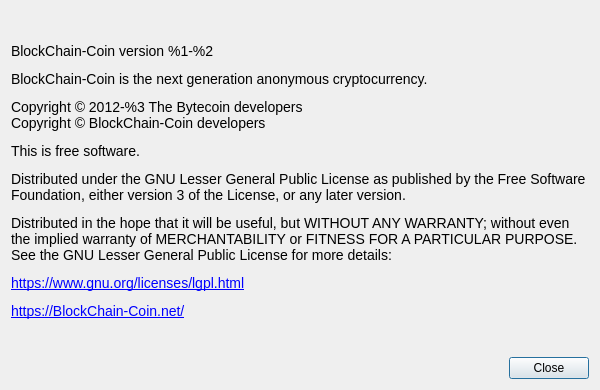
furiousteam/bloc-wallet-2.0-deprecated, file src/Gui/Common/AboutDialog.ui: the form before one commit.
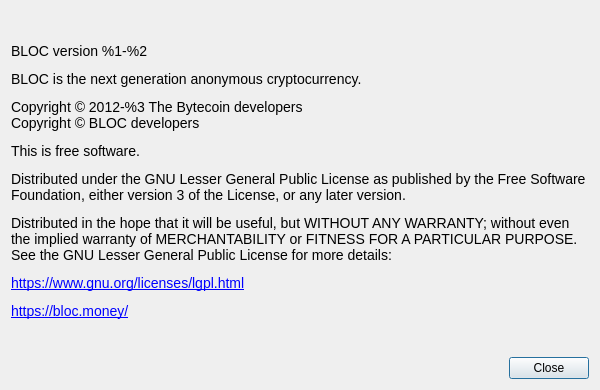
The form after the commit. Custom widgets are drawn as their Qt base class.

Diff of the .ui file:
```diff
--- a/src/Gui/Common/AboutDialog.ui
+++ b/src/Gui/Common/AboutDialog.ui
@@ -41,7 +41,7 @@
       </sizepolicy>
      </property>
      <property name="text">
-      <string>&lt;html&gt;&lt;head/&gt;&lt;body&gt;&lt;p&gt;&lt;span style=&quot; font-family:'Open Sans'; font-size:14px;&quot;&gt;BlockChain-Coin version %1-%2&lt;/span&gt;&lt;/p&gt;&lt;p&gt;&lt;span style=&quot; font-family:'Open Sans'; font-size:14px;&quot;&gt;BlockChain-Coin is the next generation anonymous cryptocurrency.&lt;/span&gt;&lt;/p&gt;&lt;p&gt;&lt;span style=&quot; font-family:'Open Sans'; font-size:14px;&quot;&gt;Copyright © 2012-%3 The Bytecoin developers&lt;br&gt;Copyright © BlockChain-Coin developers&lt;/span&gt;&lt;/p&gt;&lt;p&gt;&lt;span style=&quot; font-family:'Open Sans'; font-size:14px;&quot;&gt;This is free software.&lt;/span&gt;&lt;/p&gt;&lt;p&gt;&lt;span style=&quot; font-family:'Open Sans'; font-size:14px;&quot;&gt;Distributed under the GNU Lesser General Public License as published by the Free Software Foundation, either version 3 of the License, or any later version.&lt;/span&gt;&lt;/p&gt;&lt;p&gt;&lt;span style=&quot; font-family:'Open Sans'; font-size:14px;&quot;&gt;Distributed in the hope that it will be useful, but WITHOUT ANY WARRANTY; without even the implied warranty of MERCHANTABILITY or FITNESS FOR A PARTICULAR PURPOSE. See the GNU Lesser General Public License for more details:&lt;/span&gt;&lt;/p&gt;&lt;p&gt;&lt;a href=&quot;https://www.gnu.org/licenses/lgpl.html&quot;&gt;&lt;span style=&quot; font-family:'Open Sans'; font-size:14px; text-decoration: underline; color:#0000ff;&quot;&gt;https://www.gnu.org/licenses/lgpl.html&lt;/span&gt;&lt;/a&gt;&lt;/p&gt;&lt;p&gt;&lt;a href=&quot;https://BlockChain-Coin.net/&quot;&gt;&lt;span style=&quot; font-family:'Open Sans'; font-size:14px; text-decoration: underline; color:#0000ff;&quot;&gt;https://BlockChain-Coin.net/&lt;/span&gt;&lt;/a&gt;&lt;/p&gt;&lt;/body&gt;&lt;/html&gt;</string>
+      <string>&lt;html&gt;&lt;head/&gt;&lt;body&gt;&lt;p&gt;&lt;span style=&quot; font-family:'Open Sans'; font-size:14px;&quot;&gt;BLOC version %1-%2&lt;/span&gt;&lt;/p&gt;&lt;p&gt;&lt;span style=&quot; font-family:'Open Sans'; font-size:14px;&quot;&gt;BLOC is the next generation anonymous cryptocurrency.&lt;/span&gt;&lt;/p&gt;&lt;p&gt;&lt;span style=&quot; font-family:'Open Sans'; font-size:14px;&quot;&gt;Copyright © 2012-%3 The Bytecoin developers&lt;br&gt;Copyright © BLOC developers&lt;/span&gt;&lt;/p&gt;&lt;p&gt;&lt;span style=&quot; font-family:'Open Sans'; font-size:14px;&quot;&gt;This is free software.&lt;/span&gt;&lt;/p&gt;&lt;p&gt;&lt;span style=&quot; font-family:'Open Sans'; font-size:14px;&quot;&gt;Distributed under the GNU Lesser General Public License as published by the Free Software Foundation, either version 3 of the License, or any later version.&lt;/span&gt;&lt;/p&gt;&lt;p&gt;&lt;span style=&quot; font-family:'Open Sans'; font-size:14px;&quot;&gt;Distributed in the hope that it will be useful, but WITHOUT ANY WARRANTY; without even the implied warranty of MERCHANTABILITY or FITNESS FOR A PARTICULAR PURPOSE. See the GNU Lesser General Public License for more details:&lt;/span&gt;&lt;/p&gt;&lt;p&gt;&lt;a href=&quot;https://www.gnu.org/licenses/lgpl.html&quot;&gt;&lt;span style=&quot; font-family:'Open Sans'; font-size:14px; text-decoration: underline; color:#0000ff;&quot;&gt;https://www.gnu.org/licenses/lgpl.html&lt;/span&gt;&lt;/a&gt;&lt;/p&gt;&lt;p&gt;&lt;a href=&quot;https://bloc.money/&quot;&gt;&lt;span style=&quot; font-family:'Open Sans'; font-size:14px; text-decoration: underline; color:#0000ff;&quot;&gt;https://bloc.money/&lt;/span&gt;&lt;/a&gt;&lt;/p&gt;&lt;/body&gt;&lt;/html&gt;</string>
      </property>
      <property name="textFormat">
       <enum>Qt::RichText</enum>
```
Left out of the diff: 2 changed lines with no effect on the pictures.
